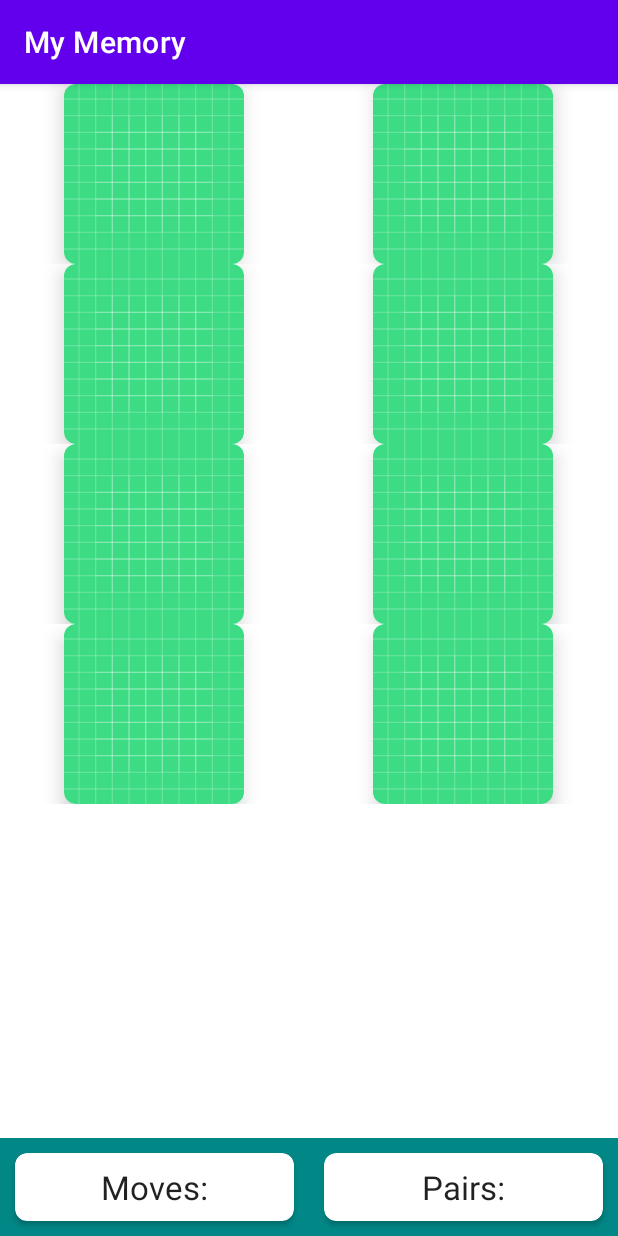
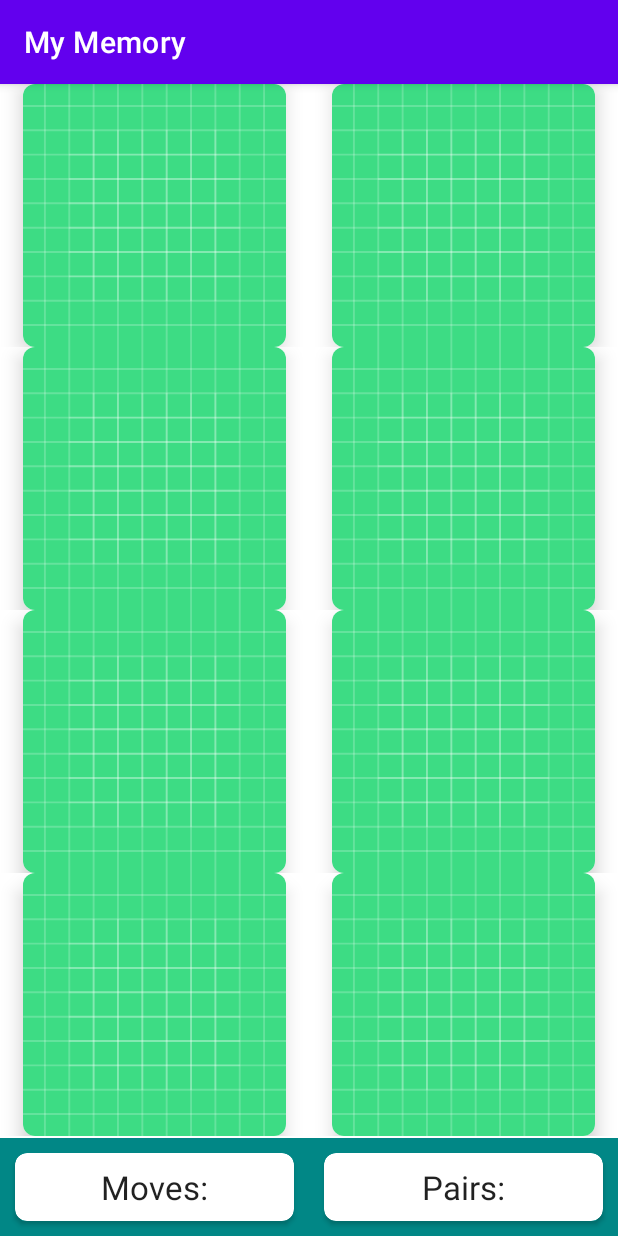
Before and after one commit to RaffayHusayn/Flippy-Cards-Game, an Android app: the screen it shows after launch (MainActivity), on a phone screen of 412 x 824 dp. Run offline under Robolectric (Android 15) with nearby library versions, the phone set to English and light mode, and no system bars; libraries missing offline, so code that uses them is left out: android.content.

Commit message:
Dynamically setting the dimensions of the cards for a hard coded 4x2 grid

```diff
--- a/app/src/main/java/com/fclass/memorygame/MainActivity.kt
+++ b/app/src/main/java/com/fclass/memorygame/MainActivity.kt
@@ -5,6 +5,7 @@ import android.os.Bundle
 import android.widget.TextView
 import androidx.recyclerview.widget.GridLayoutManager
 import androidx.recyclerview.widget.RecyclerView
+
 
 
 class MainActivity : AppCompatActivity() {
--- a/app/src/main/java/com/fclass/memorygame/MemoryBoardAdapter.kt
+++ b/app/src/main/java/com/fclass/memorygame/MemoryBoardAdapter.kt
@@ -4,7 +4,9 @@ import  android.content.Context
 import android.view.LayoutInflater
 import android.view.View
 import android.view.ViewGroup
+import androidx.cardview.widget.CardView
 import androidx.recyclerview.widget.RecyclerView
+import kotlin.math.min
 
 
 class MemoryBoardAdapter(private val context: Context, private val numPieces: Int) :
@@ -12,8 +14,24 @@ class MemoryBoardAdapter(private val context: Context, private val numPieces: In
 
 
    override fun onCreateViewHolder(parent: ViewGroup, viewType: Int): ViewHolder {
-        val view = LayoutInflater.from( context).inflate(R.layout.memory_card, parent, false)
+
+       val cardWidth = parent.width / 2 //hardcoding for 2 columns, parent is the RecyclerView
+       val cardHeight  = parent.height / 4 //hardcoding for 4 rows, parent is the RecyclerView
+       //to make the card square, just take the smaller measurement
+       val cardSideLength = min(cardWidth, cardHeight)
+
+       val view = LayoutInflater.from( context).inflate(R.layout.memory_card, parent, false)
+
+
+       //grabbing out the cardView from the view that we have inflated in LayoutInflater
+       val layoutParams = view.findViewById<CardView>(R.id.cardView).layoutParams
+       //dynamically setting the dimension of the card, both same bc we want it to be a square
+       layoutParams.height = cardSideLength
+       layoutParams.width = cardSideLength
+
+
        return ViewHolder(view)
+
     }
 
     override fun onBindViewHolder(holder: ViewHolder, position: Int) {
```
